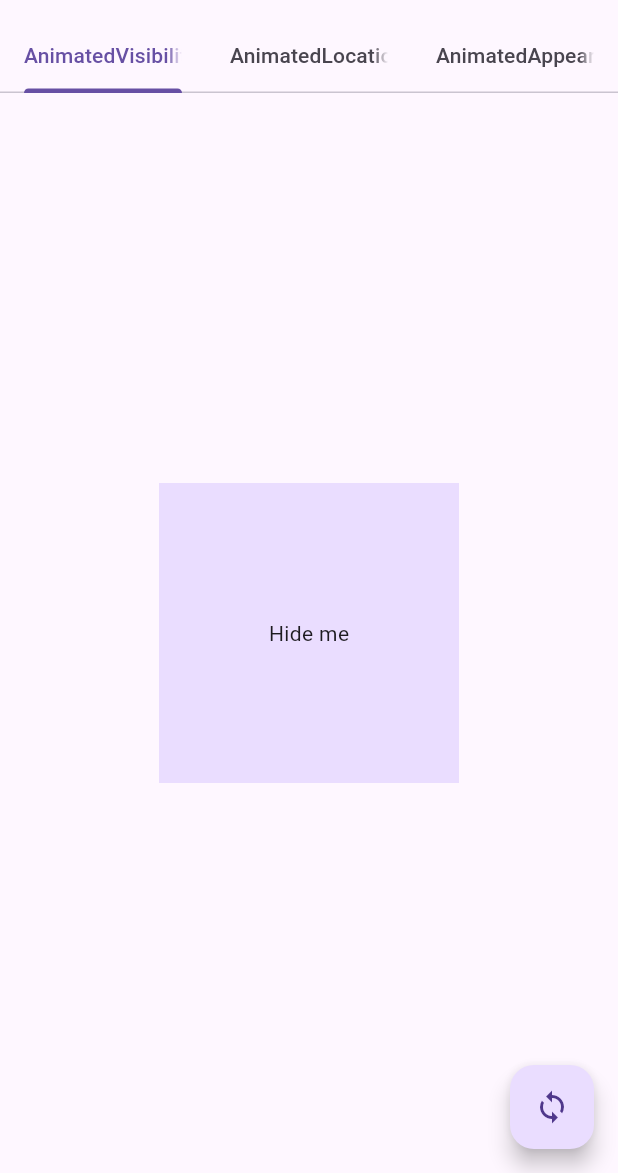
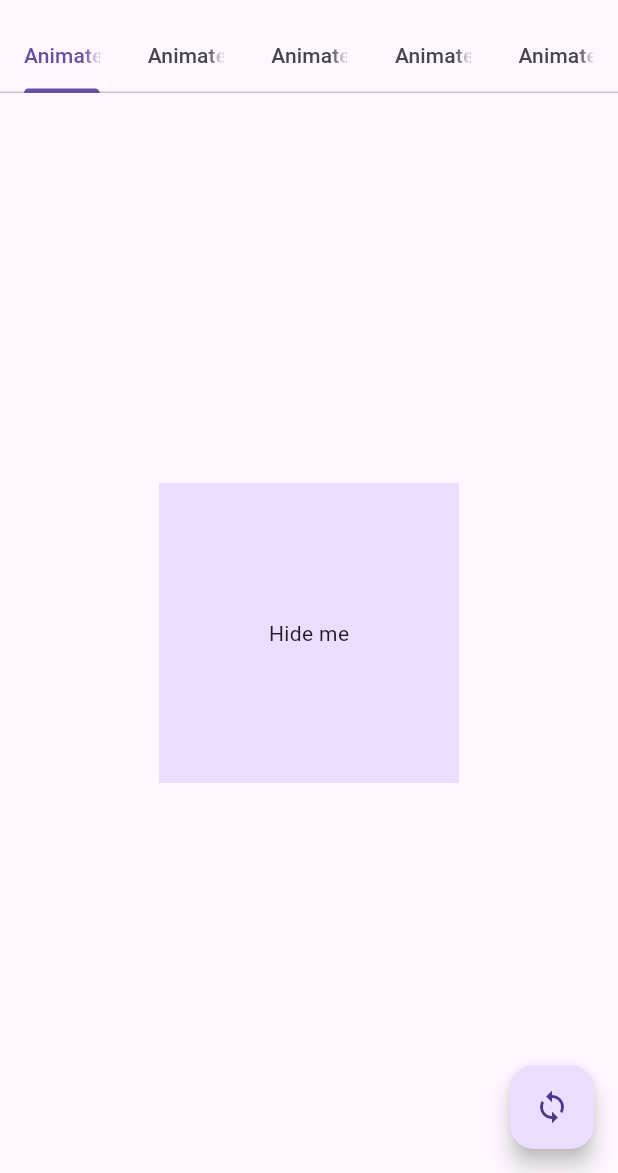
Before and after one commit to ValentinVignal/flutter_packages, a Flutter app: the screen it shows after launch, on a phone screen of 412 x 824 dp, the part 63-1236 px from its top. Run offline on Flutter 3.47's test engine with Material 3 defaults, Android fonts, the light colour scheme and no system bars.

Commit message:
:memo: Update the example

```diff
--- a/packages/animated_collection/example/lib/main.dart
+++ b/packages/animated_collection/example/lib/main.dart
@@ -15,7 +15,10 @@ class MyApp extends StatelessWidget {
     return MaterialApp(
       theme: ThemeData(useMaterial3: true),
       darkTheme: ThemeData.dark(useMaterial3: true),
-      home: const MyHomePage(),
+      home: const DefaultTabController(
+        length: 5,
+        child: MyHomePage(),
+      ),
     );
   }
 }
@@ -55,31 +58,23 @@ class _MyHomePageState extends State<MyHomePage> {
 
   final _colors = <Color>[];
 
+  // Animated boolean.
+
+  bool _boolean = false;
+
+  // Animated expanded.
+
+  // As long as https://github.com/flutter/flutter/issues/22512 in not fixed, we
+  // need high number to make it smooth.
+  int _flex = 100;
+
   @override
   void initState() {
     super.initState();
     _colors.addAll([_generateColor(), _generateColor()]);
   }
 
-  @override
-  Widget build(BuildContext context) {
-    return DefaultTabController(
-      length: 3,
-      child: Scaffold(
-        appBar: AppBar(
-          title: const Text('animated_collection'),
-          bottom: const TabBar(
-            tabs: [
-              Tab(text: 'AnimatedVisibility'),
-              Tab(text: 'AnimatedLocation'),
-              Tab(text: 'AnimatedAppearing'),
-            ],
-          ),
-        ),
-        floatingActionButton: Builder(
-          builder: (context) {
-            return FloatingActionButton(
-              onPressed: () {
+  void _onPressed() {
     switch (DefaultTabController.of(context).index) {
       case 0:
         setState(() {
@@ -98,11 +93,39 @@ class _MyHomePageState extends State<MyHomePage> {
           _colors.addAll([_generateColor(), _generateColor()]);
         });
         break;
+      case 3:
+        setState(() {
+          _boolean = !_boolean;
+        });
+        break;
+      case 4:
+        setState(() {
+          // As long as https://github.com/flutter/flutter/issues/22512 in not
+          // fixed, we need high number to make it smooth.
+          _flex = _random.nextInt(500);
+        });
+        break;
     }
-              },
+  }
+
+  @override
+  Widget build(BuildContext context) {
+    return Scaffold(
+      appBar: AppBar(
+        title: const Text('animated_collection'),
+        bottom: const TabBar(
+          tabs: [
+            Tab(text: 'AnimatedVisibility'),
+            Tab(text: 'AnimatedLocation'),
+            Tab(text: 'AnimatedAppearing'),
+            Tab(text: 'AnimatedBoolean'),
+            Tab(text: 'AnimatedExpanded'),
+          ],
+        ),
+      ),
+      floatingActionButton: FloatingActionButton(
+        onPressed: _onPressed,
         child: const Icon(Icons.loop),
-            );
-          },
       ),
       body: TabBarView(
         children: [
@@ -149,8 +172,55 @@ class _MyHomePageState extends State<MyHomePage> {
               );
             },
           ),
+          Center(
+            child: Column(
+              mainAxisSize: MainAxisSize.min,
+              children: [
+                Switch(value: _boolean, onChanged: (_) => _onPressed()),
+                AnimatedBoolean(
+                  value: _boolean,
+                  duration: const Duration(seconds: 5),
+                  builder: (context, _, value) {
+                    return Text('Value: ${value.toStringAsFixed(2)}');
+                  },
+                ),
               ],
             ),
+          ),
+          Center(
+            child: Row(
+              mainAxisSize: MainAxisSize.max,
+              children: [
+                Expanded(
+                  // As long as https://github.com/flutter/flutter/issues/22512
+                  // in not fixed, we need high number to make it smooth.
+                  flex: 100,
+                  child: ColoredBox(
+                    color: Theme.of(context).colorScheme.primaryContainer,
+                    child: const Center(
+                      child: Text(
+                        'Expanded 100',
+                        textAlign: TextAlign.center,
+                      ),
+                    ),
+                  ),
+                ),
+                AnimatedExpanded(
+                  flex: _flex,
+                  child: ColoredBox(
+                    color: Theme.of(context).colorScheme.secondaryContainer,
+                    child: Center(
+                      child: Text(
+                        'Expanded $_flex',
+                        textAlign: TextAlign.center,
+                      ),
+                    ),
+                  ),
+                ),
+              ],
+            ),
+          ),
+        ],
       ),
     );
   }
```
Lines whose indentation alone changed are shown as unchanged.
